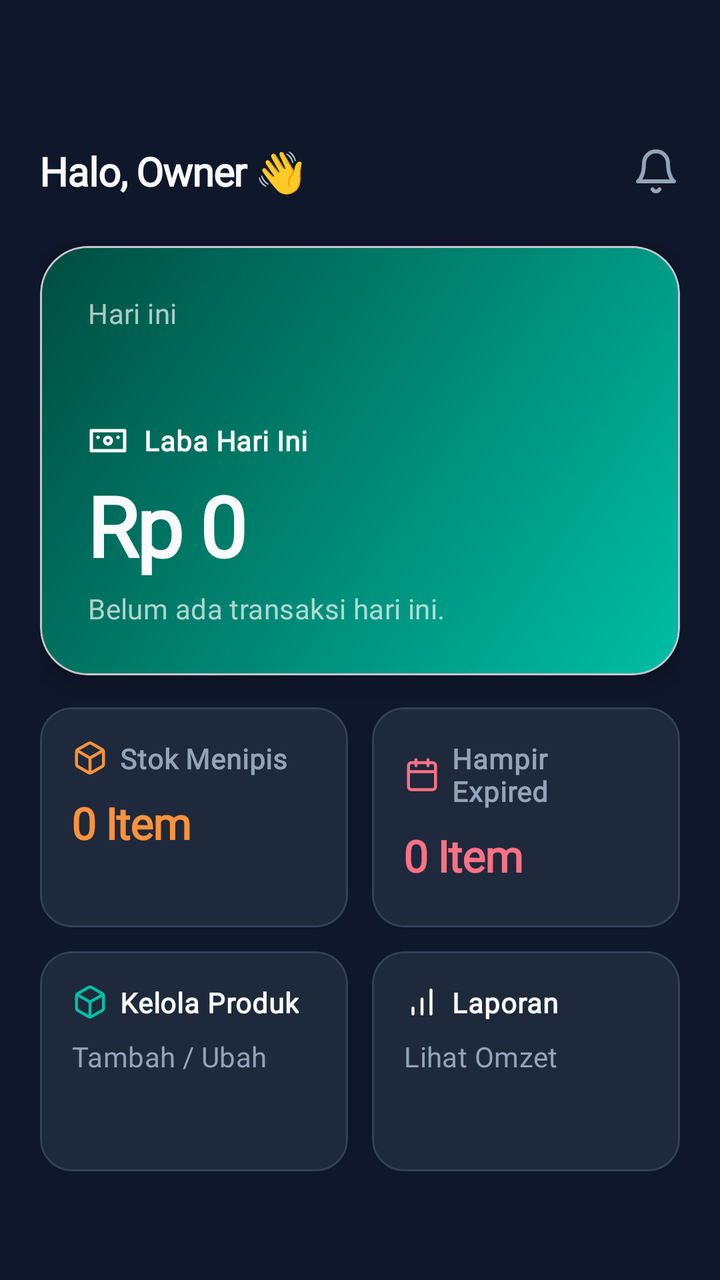
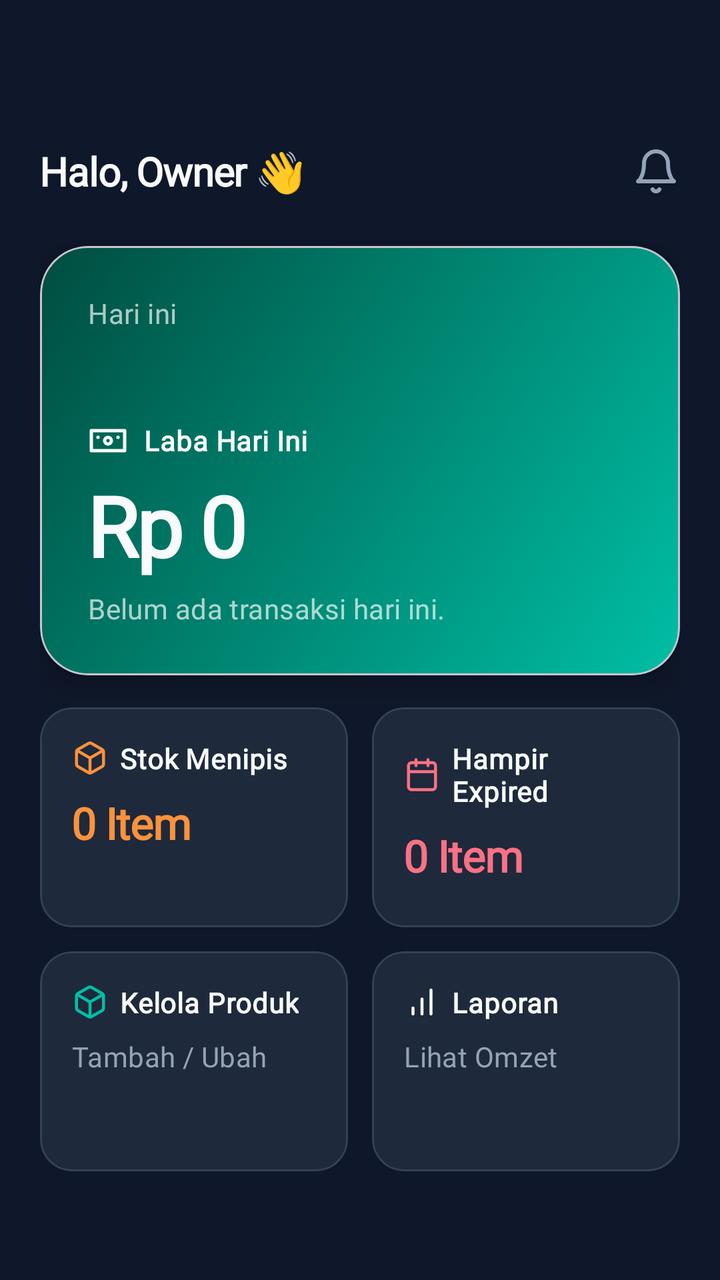

An Android layout rendered at two revisions. The XML below is the earlier revision; the diff shows what the commit changed to produce the second picture.
<!-- AndroidManifest.xml: application theme Theme.Material3.DayNight.NoActionBar -->
<!-- res/layout/activity_dashboard.xml -->
<?xml version="1.0" encoding="utf-8"?>
<ScrollView xmlns:android="http://schemas.android.com/apk/res/android"
    xmlns:app="http://schemas.android.com/apk/res-auto"
    android:layout_width="match_parent"
    android:layout_height="match_parent"
    android:background="@color/dw_bg"
    android:fillViewport="true">

    <LinearLayout
        android:layout_width="match_parent"
        android:layout_height="wrap_content"
        android:orientation="vertical"
        android:paddingHorizontal="20dp"
        android:paddingTop="56dp"
        android:paddingBottom="24dp">

        
        <androidx.constraintlayout.widget.ConstraintLayout
            android:layout_width="match_parent"
            android:layout_height="wrap_content"
            android:layout_marginTop="16dp"
            android:layout_marginBottom="24dp">

            <TextView
                android:id="@+id/tvGreeting"
                style="@style/Text.Header"
                android:layout_width="wrap_content"
                android:layout_height="wrap_content"
                android:text="Halo, Owner 👋"
                app:layout_constraintBottom_toBottomOf="parent"
                app:layout_constraintStart_toStartOf="parent"
                app:layout_constraintTop_toTopOf="parent" />

            <ImageView
                android:layout_width="24dp"
                android:layout_height="24dp"
                android:src="@drawable/ic_lucide_bell"
                app:layout_constraintBottom_toBottomOf="@id/tvGreeting"
                app:layout_constraintEnd_toEndOf="parent"
                app:layout_constraintTop_toTopOf="@id/tvGreeting" />

        </androidx.constraintlayout.widget.ConstraintLayout>

        
        <com.google.android.material.card.MaterialCardView
            android:layout_width="match_parent"
            android:layout_height="wrap_content"
            app:cardBackgroundColor="@android:color/transparent"
            app:cardCornerRadius="24dp"
            app:cardElevation="8dp">

            <LinearLayout
                android:layout_width="match_parent"
                android:layout_height="wrap_content"
                android:background="@drawable/bg_hero_gradient"
                android:orientation="vertical"
                android:padding="24dp">

                <TextView
                    style="@style/Text.Body"
                    android:layout_width="wrap_content"
                    android:layout_height="wrap_content"
                    android:text="Hari ini"
                    android:alpha="0.7" />

                <TextView
                    android:id="@+id/tvDate"
                    style="@style/Text.Header"
                    android:layout_width="wrap_content"
                    android:layout_height="wrap_content"
                    android:textSize="18sp"
                    android:layout_marginBottom="20dp" />

                <LinearLayout
                    android:layout_width="wrap_content"
                    android:layout_height="wrap_content"
                    android:orientation="horizontal"
                    android:gravity="center_vertical">
                    
                    <ImageView
                        android:layout_width="20dp"
                        android:layout_height="20dp"
                        android:src="@drawable/ic_lucide_wallet"
                        app:tint="@color/dw_text_primary"
                        android:layout_marginEnd="8dp" />

                    <TextView
                        style="@style/Text.Label"
                        android:layout_width="wrap_content"
                        android:layout_height="wrap_content"
                        android:textColor="@color/dw_text_primary"
                        android:text="Laba Hari Ini" />
                </LinearLayout>

                <TextView
                    android:id="@+id/tvProfit"
                    style="@style/Text.Display"
                    android:layout_width="wrap_content"
                    android:layout_height="wrap_content"
                    android:text="Rp 0"
                    android:layout_marginTop="4dp" />

                <TextView
                    android:id="@+id/tvSubInfo"
                    style="@style/Text.Body"
                    android:layout_width="wrap_content"
                    android:layout_height="wrap_content"
                    android:alpha="0.7"
                    android:text="Belum ada transaksi hari ini."
                    android:layout_marginTop="4dp" />

            </LinearLayout>
        </com.google.android.material.card.MaterialCardView>

        
        <GridLayout
            android:layout_width="match_parent"
            android:layout_height="wrap_content"
            android:columnCount="2"
            android:layout_marginTop="16dp">

            
            <com.google.android.material.card.MaterialCardView
                android:layout_width="0dp"
                android:layout_height="110dp"
                android:layout_columnWeight="1"
                android:layout_marginEnd="6dp"
                app:cardBackgroundColor="@color/dw_surface"
                app:cardCornerRadius="16dp"
                app:cardElevation="0dp"
                app:strokeColor="#334155"
                app:strokeWidth="1dp">
                <LinearLayout
                    android:layout_width="match_parent"
                    android:layout_height="match_parent"
                    android:orientation="vertical"
                    android:gravity="top"
                    android:padding="16dp">
                    <LinearLayout
                        android:layout_width="wrap_content"
                        android:layout_height="wrap_content"
                        android:orientation="horizontal" android:gravity="center_vertical">
                        <ImageView android:layout_width="18dp" android:layout_height="18dp"
                            android:src="@drawable/ic_lucide_box" android:layout_marginEnd="6dp" />
                        <TextView style="@style/Text.Label" android:layout_width="wrap_content"
                            android:layout_height="wrap_content" android:text="Stok Menipis" />
                    </LinearLayout>
                    <TextView android:id="@+id/tvLowStock" style="@style/Text.Header"
                        android:layout_width="wrap_content" android:layout_height="wrap_content"
                        android:text="0 Item" android:textColor="#FB923C"
                        android:textSize="22sp" android:layout_marginTop="8dp" />
                </LinearLayout>
            </com.google.android.material.card.MaterialCardView>

            
            <com.google.android.material.card.MaterialCardView
                android:layout_width="0dp"
                android:layout_height="110dp"
                android:layout_columnWeight="1"
                android:layout_marginStart="6dp"
                app:cardBackgroundColor="@color/dw_surface"
                app:cardCornerRadius="16dp"
                app:cardElevation="0dp"
                app:strokeColor="#334155"
                app:strokeWidth="1dp">
                <LinearLayout
                    android:layout_width="match_parent"
                    android:layout_height="match_parent"
                    android:orientation="vertical"
                    android:gravity="top"
                    android:padding="16dp">
                    <LinearLayout
                        android:layout_width="wrap_content"
                        android:layout_height="wrap_content"
                        android:orientation="horizontal" android:gravity="center_vertical">
                        <ImageView android:layout_width="18dp" android:layout_height="18dp"
                            android:src="@drawable/ic_lucide_calendar" android:layout_marginEnd="6dp" />
                        <TextView style="@style/Text.Label" android:layout_width="wrap_content"
                            android:layout_height="wrap_content" android:text="Hampir Expired" />
                    </LinearLayout>
                    <TextView android:id="@+id/tvExpired" style="@style/Text.Header"
                        android:layout_width="wrap_content" android:layout_height="wrap_content"
                        android:text="0 Item" android:textColor="#FB7185"
                        android:textSize="22sp" android:layout_marginTop="8dp" />
                </LinearLayout>
            </com.google.android.material.card.MaterialCardView>
        </GridLayout>

        
        <GridLayout
            android:layout_width="match_parent"
            android:layout_height="wrap_content"
            android:columnCount="2"
            android:layout_marginTop="12dp">

            
            <com.google.android.material.card.MaterialCardView
                android:id="@+id/btnManageProducts"
                android:layout_width="0dp"
                android:layout_height="110dp"
                android:layout_columnWeight="1"
                android:layout_marginEnd="6dp"
                app:cardBackgroundColor="@color/dw_surface"
                app:cardCornerRadius="16dp"
                app:cardElevation="0dp"
                app:strokeColor="#334155"
                app:strokeWidth="1dp"
                android:clickable="true"
                android:focusable="true"
                app:rippleColor="#33FFFFFF">
                
                <LinearLayout
                    android:layout_width="match_parent"
                    android:layout_height="match_parent"
                    android:orientation="vertical"
                    android:gravity="top"
                    android:padding="16dp">
                    <LinearLayout
                        android:layout_width="wrap_content"
                        android:layout_height="wrap_content"
                        android:orientation="horizontal" android:gravity="center_vertical">
                        <ImageView
                            android:layout_width="18dp"
                            android:layout_height="18dp"
                            android:src="@drawable/ic_lucide_box"
                            app:tint="@color/dw_teal"
                            android:layout_marginEnd="6dp" />
                        <TextView
                            style="@style/Text.Label"
                            android:layout_width="wrap_content"
                            android:layout_height="wrap_content"
                            android:textColor="@color/dw_text_primary"
                            android:text="Kelola Produk" />
                    </LinearLayout>
                    <TextView
                        style="@style/Text.Body"
                        android:layout_width="wrap_content"
                        android:layout_height="wrap_content"
                        android:textColor="@color/dw_text_secondary"
                        android:textSize="14sp"
                        android:text="Tambah / Ubah"
                        android:layout_marginTop="8dp" />
                </LinearLayout>
            </com.google.android.material.card.MaterialCardView>

            
            <com.google.android.material.card.MaterialCardView
                android:id="@+id/btnLaporan"
                android:layout_width="0dp"
                android:layout_height="110dp"
                android:layout_columnWeight="1"
                android:layout_marginStart="6dp"
                app:cardBackgroundColor="@color/dw_surface"
                app:cardCornerRadius="16dp"
                app:cardElevation="0dp"
                app:strokeColor="#334155"
                app:strokeWidth="1dp"
                android:clickable="true"
                android:focusable="true"
                app:rippleColor="#33FFFFFF">

                <LinearLayout
                    android:layout_width="match_parent"
                    android:layout_height="match_parent"
                    android:orientation="vertical"
                    android:gravity="top"
                    android:padding="16dp">
                    <LinearLayout
                        android:layout_width="wrap_content"
                        android:layout_height="wrap_content"
                        android:orientation="horizontal" android:gravity="center_vertical">
                        <ImageView
                            android:layout_width="18dp"
                            android:layout_height="18dp"
                            android:src="@drawable/ic_lucide_chart"
                            app:tint="@color/dw_text_primary"
                            android:layout_marginEnd="6dp" />
                        <TextView
                            style="@style/Text.Label"
                            android:layout_width="wrap_content"
                            android:layout_height="wrap_content"
                            android:textColor="@color/dw_text_primary"
                            android:text="Laporan" />
                    </LinearLayout>
                    <TextView
                        style="@style/Text.Body"
                        android:layout_width="wrap_content"
                        android:layout_height="wrap_content"
                        android:textColor="@color/dw_text_secondary"
                        android:textSize="14sp"
                        android:text="Lihat Omzet"
                        android:layout_marginTop="8dp" />
                </LinearLayout>
            </com.google.android.material.card.MaterialCardView>

        </GridLayout>

    </LinearLayout>
</ScrollView>
<!-- resources referenced by this layout -->
<resources>
  <color name="dw_bg">#0F172A</color>
  <color name="dw_surface">#1E293B</color>
  <color name="dw_teal">#00BFA5</color>
  <color name="dw_text_primary">#F8FAFC</color>
  <color name="dw_text_secondary">#94A3B8</color>
  <!-- drawable bg_hero_gradient (drawable) -->
  <?xml version="1.0" encoding="utf-8"?>
  <shape xmlns:android="http://schemas.android.com/apk/res/android" android:shape="rectangle">
      <gradient android:startColor="#00BFA5" android:endColor="#004D40" android:angle="135" />
      <corners android:radius="24dp" />
  </shape>
  <!-- drawable ic_lucide_bell (drawable) -->
  <vector xmlns:android="http://schemas.android.com/apk/res/android" android:width="24dp" android:height="24dp" android:viewportWidth="24" android:viewportHeight="24">
    <path android:strokeColor="#94A3B8" android:strokeWidth="2" android:strokeLineCap="round" android:strokeLineJoin="round" android:pathData="M6 8a6 6 0 0 1 12 0c0 7 3 9 3 9H3s3-2 3-9M10.3 21a1.94 1.94 0 0 0 3.4 0"/>
  </vector>
  <!-- drawable ic_lucide_calendar (drawable) -->
  <vector xmlns:android="http://schemas.android.com/apk/res/android" android:width="24dp" android:height="24dp" android:viewportWidth="24" android:viewportHeight="24">
    <path android:strokeColor="#FB7185" android:strokeWidth="2" android:strokeLineCap="round" android:strokeLineJoin="round" android:pathData="M19 4H5a2 2 0 0 0-2 2v14a2 2 0 0 0 2 2h14a2 2 0 0 0 2-2V6a2 2 0 0 0-2-2z M16 2v4 M8 2v4 M3 10h18"/>
  </vector>
  <!-- drawable ic_lucide_chart (drawable) -->
  <vector xmlns:android="http://schemas.android.com/apk/res/android" android:width="24dp" android:height="24dp" android:viewportWidth="24" android:viewportHeight="24">
    <path android:strokeColor="#FFFFFF" android:strokeWidth="2" android:strokeLineCap="round" android:strokeLineJoin="round" android:pathData="M12 20V10M18 20V4M6 20v-4"/>
  </vector>
  <!-- drawable ic_lucide_wallet (drawable) -->
  <vector xmlns:android="http://schemas.android.com/apk/res/android" android:width="24dp" android:height="24dp" android:viewportWidth="24" android:viewportHeight="24">
    <path android:strokeColor="#FFFFFF" android:strokeWidth="2" android:strokeLineCap="round" android:strokeLineJoin="round" android:pathData="M2 6h20v12H2z M12 14a2 2 0 1 0 0-4 2 2 0 0 0 0 4z M6 10h.01 M18 10h.01"/>
  </vector>
  <style name="Text.Body" parent="android:Widget.TextView">
          <item name="android:fontFamily">@font/plus_jakarta_sans</item>
          <item name="android:textColor">@color/text_primary</item>
          <item name="android:textSize">14sp</item>
          <item name="android:letterSpacing">0.01</item>
      </style>
  <style name="Text.Display" parent="android:Widget.TextView">
          <item name="android:fontFamily">@font/plus_jakarta_sans</item>
          <item name="android:textColor">@color/text_primary</item>
          <item name="android:textSize">42sp</item>
          <item name="android:textStyle">bold</item>
          <item name="android:letterSpacing">-0.03</item>
      </style>
  <style name="Text.Header" parent="android:Widget.TextView">
          <item name="android:fontFamily">@font/plus_jakarta_sans</item>
          <item name="android:textColor">@color/text_primary</item>
          <item name="android:textSize">20sp</item>
          <item name="android:textStyle">bold</item>
          <item name="android:letterSpacing">-0.02</item>
      </style>
  <style name="Text.Label" parent="android:Widget.TextView">
          <item name="android:fontFamily">@font/plus_jakarta_sans</item>
          <item name="android:textColor">@color/text_secondary</item>
          <item name="android:textSize">14sp</item>
          <item name="android:textStyle">bold</item>
          <item name="android:letterSpacing">0.02</item>
      </style>
  <color name="text_primary">#F8FAFC</color>
  <color name="text_secondary">#94A3B8</color>
  <!-- unchanged entries left out for length: 1 -->
</resources>

<!-- the commit's change to res/layout/activity_dashboard.xml (unified diff, before → after) -->
@@ -143,7 +143,7 @@
                         <ImageView android:layout_width="18dp" android:layout_height="18dp"
                             android:src="@drawable/ic_lucide_box" android:layout_marginEnd="6dp" />
                         <TextView style="@style/Text.Label" android:layout_width="wrap_content"
-                            android:layout_height="wrap_content" android:text="Stok Menipis" />
+                            android:layout_height="wrap_content" android:textColor="@color/text_primary" android:text="Stok Menipis" />
                     </LinearLayout>
                     <TextView android:id="@+id/tvLowStock" style="@style/Text.Header"
                         android:layout_width="wrap_content" android:layout_height="wrap_content"
@@ -176,7 +176,7 @@
                         <ImageView android:layout_width="18dp" android:layout_height="18dp"
                             android:src="@drawable/ic_lucide_calendar" android:layout_marginEnd="6dp" />
                         <TextView style="@style/Text.Label" android:layout_width="wrap_content"
-                            android:layout_height="wrap_content" android:text="Hampir Expired" />
+                            android:layout_height="wrap_content" android:textColor="@color/text_primary" android:text="Hampir Expired" />
                     </LinearLayout>
                     <TextView android:id="@+id/tvExpired" style="@style/Text.Header"
                         android:layout_width="wrap_content" android:layout_height="wrap_content"
